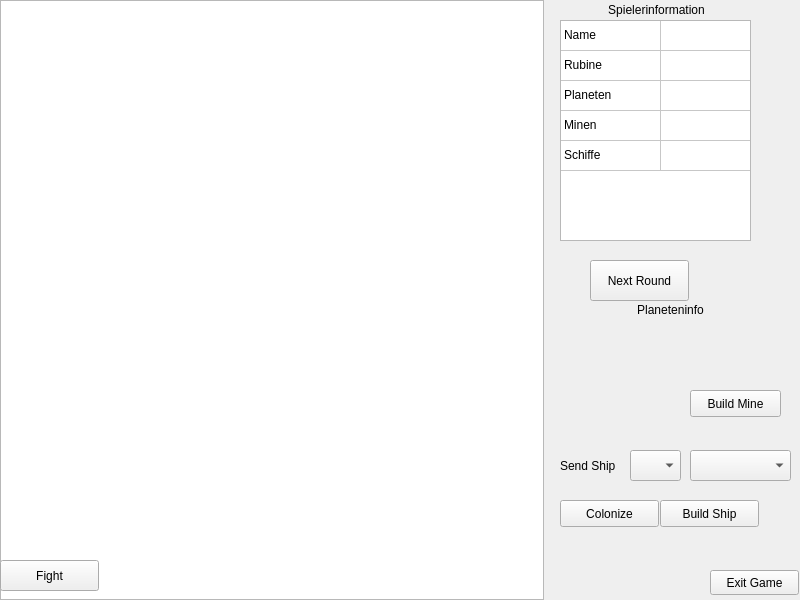
tglane/asteroids, file view2D/MainWindow2D.ui: the form before one commit.
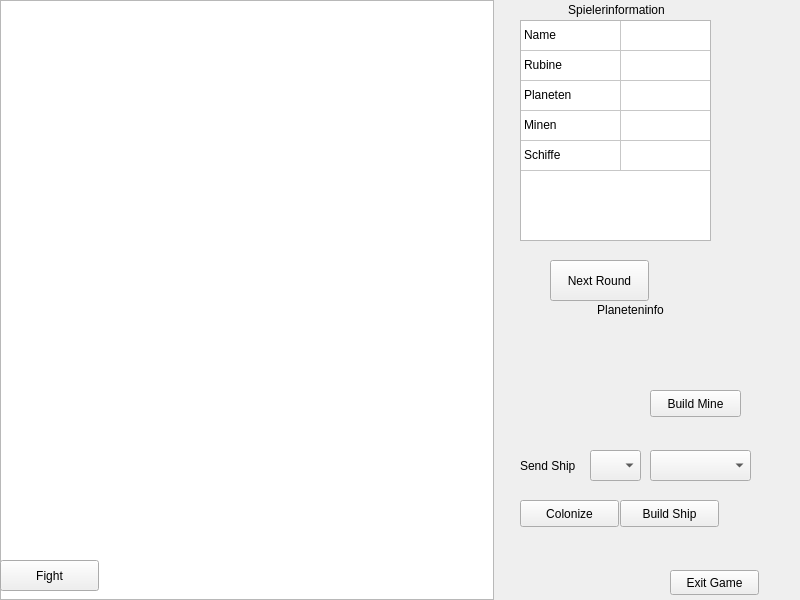
The form after the commit.

Commit message: Menü verbreitert

Diff of the .ui file:
```diff
--- a/view2D/MainWindow2D.ui
+++ b/view2D/MainWindow2D.ui
@@ -72,22 +72,22 @@
      <widget class="QWidget" name="ContextMenue" native="true">
       <property name="minimumSize">
        <size>
-        <width>250</width>
+        <width>300</width>
         <height>0</height>
        </size>
       </property>
       <property name="maximumSize">
        <size>
-        <width>250</width>
+        <width>300</width>
         <height>16777215</height>
        </size>
       </property>
       <widget class="QWidget" name="SpielerInfo" native="true">
        <property name="geometry">
         <rect>
-         <x>0</x>
+         <x>10</x>
          <y>0</y>
-         <width>251</width>
+         <width>291</width>
          <height>251</height>
         </rect>
        </property>
@@ -199,9 +199,9 @@
       <widget class="QWidget" name="PlanetInfo" native="true">
        <property name="geometry">
         <rect>
-         <x>0</x>
+         <x>10</x>
          <y>300</y>
-         <width>251</width>
+         <width>291</width>
          <height>301</height>
         </rect>
        </property>
@@ -365,7 +365,7 @@
       <widget class="QPushButton" name="NextRound">
        <property name="geometry">
         <rect>
-         <x>40</x>
+         <x>50</x>
          <y>260</y>
          <width>99</width>
          <height>41</height>
@@ -378,7 +378,7 @@
       <widget class="QLabel" name="Date">
        <property name="geometry">
         <rect>
-         <x>160</x>
+         <x>190</x>
          <y>260</y>
          <width>91</width>
          <height>41</height>
```
